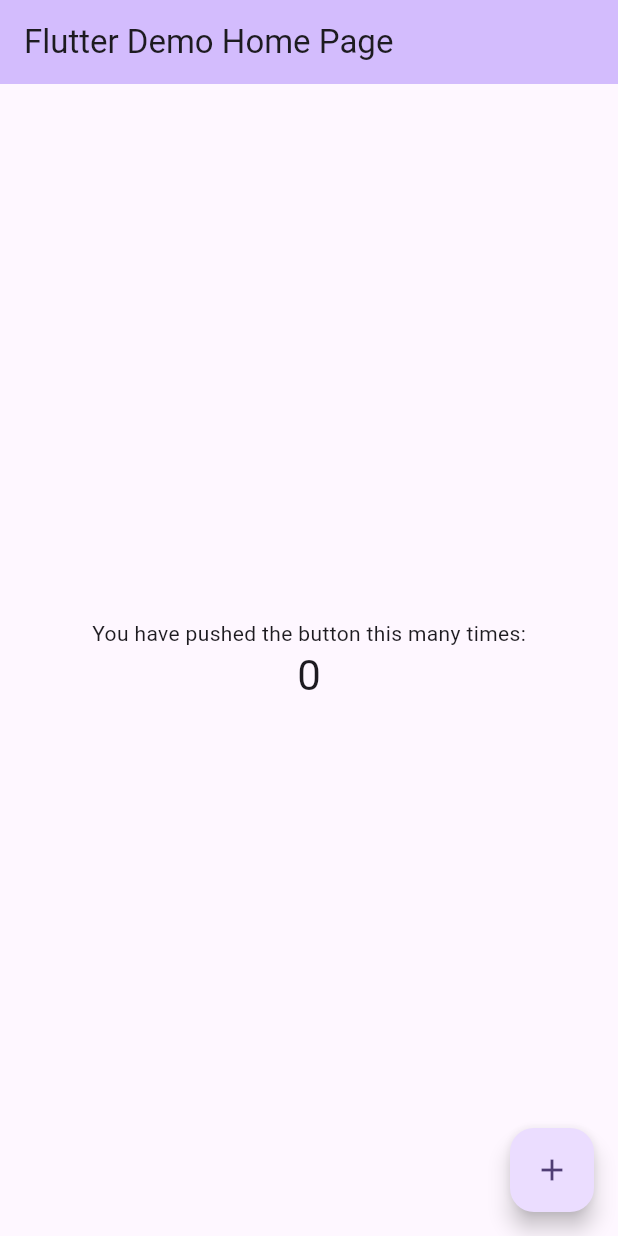
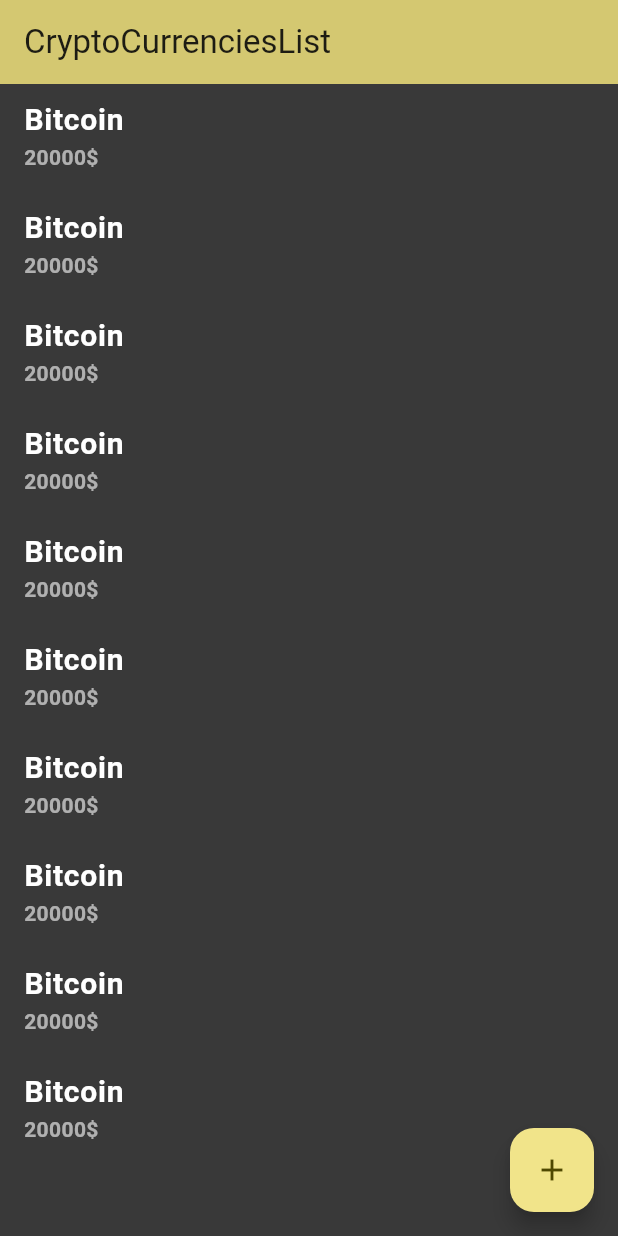
Before and after one commit to SeregaMerkul/crypto-coins-list, a Flutter app: the screen it shows after launch, on a phone screen of 412 x 824 dp. Run offline on Flutter 3.47's test engine with Material 3 defaults, Android fonts, the phone set to English and light mode, and no system bars.

Commit message:
Added ListView

```diff
--- a/crypto_coins_list/lib/main.dart
+++ b/crypto_coins_list/lib/main.dart
@@ -1,53 +1,34 @@
 import 'package:flutter/material.dart';
 
 void main() {
-  runApp(const MyApp());
+  runApp(const CryptoCurrenciesListApp());
 }
 
-class MyApp extends StatelessWidget {
-  const MyApp({super.key});
+class CryptoCurrenciesListApp extends StatelessWidget {
+  const CryptoCurrenciesListApp({super.key});
 
-  // This widget is the root of your application.
+
   @override
   Widget build(BuildContext context) {
     return MaterialApp(
-      title: 'Flutter Demo',
+      title: 'CryptoCurrenciesList',
       theme: ThemeData(
-        // This is the theme of your application.
-        //
-        // TRY THIS: Try running your application with "flutter run". You'll see
-        // the application has a purple toolbar. Then, without quitting the app,
-        // try changing the seedColor in the colorScheme below to Colors.green
-        // and then invoke "hot reload" (save your changes or press the "hot
-        // reload" button in a Flutter-supported IDE, or press "r" if you used
-        // the command line to start the app).
-        //
-        // Notice that the counter didn't reset back to zero; the application
-        // state is not lost during the reload. To reset the state, use hot
-        // restart instead.
-        //
-        // This works for code too, not just values: Most code changes can be
-        // tested with just a hot reload.
-        colorScheme: ColorScheme.fromSeed(seedColor: Colors.deepPurple),
+        scaffoldBackgroundColor: const Color.fromARGB(255, 57, 57, 57),
+        colorScheme: ColorScheme.fromSeed(seedColor: Colors.yellow),
+        textTheme: TextTheme(
+            bodyMedium: TextStyle(
+
+            )
+        )
       ),
-      home: const MyHomePage(title: 'Flutter Demo Home Page'),
+      home: const MyHomePage(),
     );
   }
 }
 
 class MyHomePage extends StatefulWidget {
-  const MyHomePage({super.key, required this.title});
+  const MyHomePage({super.key, });
 
-  // This widget is the home page of your application. It is stateful, meaning
-  // that it has a State object (defined below) that contains fields that affect
-  // how it looks.
-
-  // This class is the configuration for the state. It holds the values (in this
-  // case the title) provided by the parent (in this case the App widget) and
-  // used by the build method of the State. Fields in a Widget subclass are
-  // always marked "final".
-
-  final String title;
 
   @override
   State<MyHomePage> createState() => _MyHomePageState();
@@ -58,58 +39,36 @@ class _MyHomePageState extends State<MyHomePage> {
 
   void _incrementCounter() {
     setState(() {
-      // This call to setState tells the Flutter framework that something has
-      // changed in this State, which causes it to rerun the build method below
-      // so that the display can reflect the updated values. If we changed
-      // _counter without calling setState(), then the build method would not be
-      // called again, and so nothing would appear to happen.
       _counter++;
     });
   }
 
   @override
   Widget build(BuildContext context) {
-    // This method is rerun every time setState is called, for instance as done
-    // by the _incrementCounter method above.
-    //
-    // The Flutter framework has been optimized to make rerunning build methods
-    // fast, so that you can just rebuild anything that needs updating rather
-    // than having to individually change instances of widgets.
     return Scaffold(
       appBar: AppBar(
-        // TRY THIS: Try changing the color here to a specific color (to
-        // Colors.amber, perhaps?) and trigger a hot reload to see the AppBar
-        // change color while the other colors stay the same.
         backgroundColor: Theme.of(context).colorScheme.inversePrimary,
-        // Here we take the value from the MyHomePage object that was created by
-        // the App.build method, and use it to set our appbar title.
-        title: Text(widget.title),
+        title: Text('CryptoCurrenciesList'),
       ),
-      body: Center(
-        // Center is a layout widget. It takes a single child and positions it
-        // in the middle of the parent.
-        child: Column(
-          // Column is also a layout widget. It takes a list of children and
-          // arranges them vertically. By default, it sizes itself to fit its
-          // children horizontally, and tries to be as tall as its parent.
-          //
-          // Column has various properties to control how it sizes itself and
-          // how it positions its children. Here we use mainAxisAlignment to
-          // center the children vertically; the main axis here is the vertical
-          // axis because Columns are vertical (the cross axis would be
-          // horizontal).
-          //
-          // TRY THIS: Invoke "debug painting" (choose the "Toggle Debug Paint"
-          // action in the IDE, or press "p" in the console), to see the
-          // wireframe for each widget.
-          mainAxisAlignment: MainAxisAlignment.center,
-          children: <Widget>[
-            const Text('You have pushed the button this many times:'),
-            Text(
-              '$_counter',
-              style: Theme.of(context).textTheme.headlineMedium,
+      body: ListView.builder(
+        itemCount: 10,
+        itemBuilder: (context, i) => ListTile(
+          title: Text(
+            'Bitcoin',
+            style: TextStyle(
+              color: Colors.white,
+              fontWeight: FontWeight.w700,
+              fontSize: 20,
+              ),
             ),
-          ],
+          subtitle: Text(
+            '20000\$',
+            style: TextStyle(
+              color: Colors.white.withOpacity(0.6),
+              fontWeight: FontWeight.w700,
+              fontSize: 14,
+            ),
+          ),
         ),
       ),
       floatingActionButton: FloatingActionButton(
```
Also changed, not shown: crypto_coins_list/pubspec.yaml (+13 -51 lines), 1 other file.
